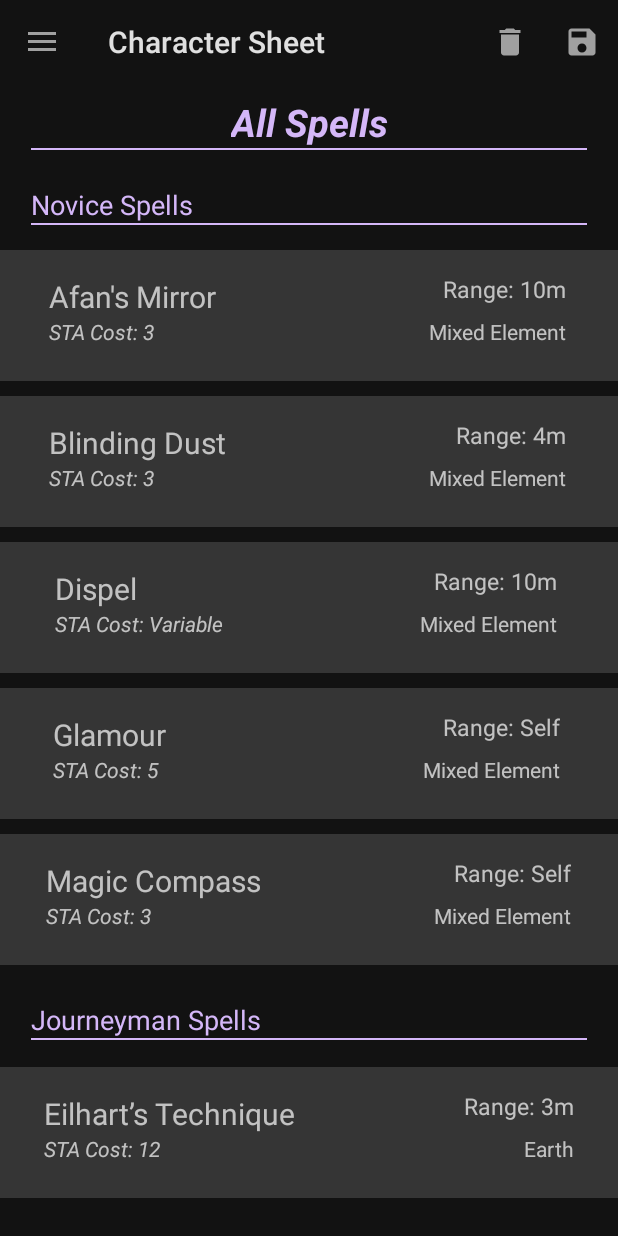
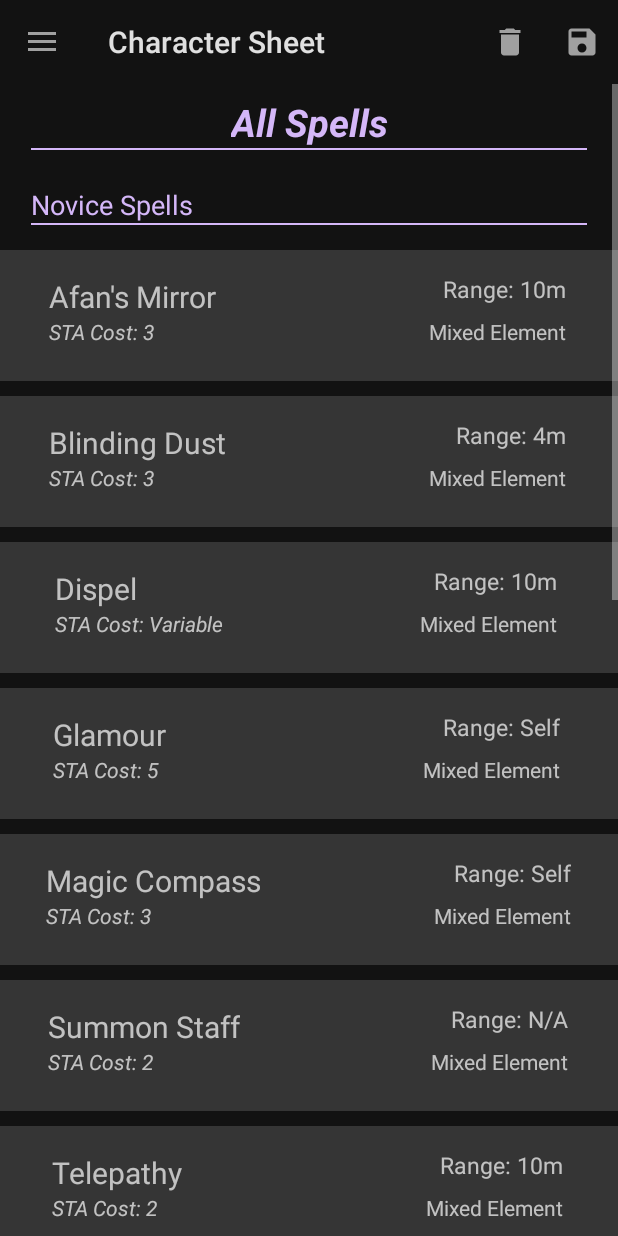
Before and after one commit to Gil2599/TheWitcherRPG_App, an Android app: the fragment SpellAddFragment placed in its activity, on a phone screen of 412 x 824 dp. Run offline under Robolectric (Android 15) with nearby library versions, the phone set to English and light mode, and no system bars; our stand-ins replace Room's generated code; 94 statements that could not run were skipped.

Commit message:
Added more spells and fixed bug where spells recyclerview would not expand without being inside a relative layout and match height to parent.

```diff
--- a/app/src/main/java/com/example/thewitcherrpg/characterSheet/magic/SpellListAdapters/NoviceSpellListAdapter.kt
+++ b/app/src/main/java/com/example/thewitcherrpg/characterSheet/magic/SpellListAdapters/NoviceSpellListAdapter.kt
@@ -4,6 +4,7 @@ import android.content.Context
 import android.view.LayoutInflater
 import android.view.View
 import android.view.ViewGroup
+import android.widget.Toast
 import androidx.recyclerview.widget.RecyclerView
 import com.example.thewitcherrpg.R
 import kotlinx.android.synthetic.main.spell_row.view.*
@@ -50,6 +51,7 @@ class NoviceSpellListAdapter(con: Context, val itemClick: (String) -> Unit) : Re
             val tags = context.resources.getStringArray(R.array.novice_spells_list_data)
             for (tag in tags) {
 
+
                 val pair = tag.split(":").toTypedArray()
                 val spellName = pair[0]
                 val staCost = "STA Cost: " + pair[1]
--- a/app/src/main/res/layout/fragment_spell_add.xml
+++ b/app/src/main/res/layout/fragment_spell_add.xml
@@ -61,14 +61,19 @@
                 app:layout_constraintTop_toBottomOf="@+id/textNovice"
                 app:layout_constraintWidth_percent="0.9" />
 
+            <RelativeLayout
+                android:id="@+id/relativeLayoutNovice"
+                android:layout_width="match_parent"
+                android:layout_height="wrap_content"
+                android:layout_marginTop="8dp"
+                app:layout_constraintEnd_toEndOf="parent"
+                app:layout_constraintStart_toStartOf="parent"
+                app:layout_constraintTop_toBottomOf="@+id/textNovice" >
             <androidx.recyclerview.widget.RecyclerView
                 android:id="@+id/recyclerViewNovice"
                 android:layout_width="match_parent"
-                android:layout_height="match_parent"
-                android:layout_marginTop="8dp"
-                app:layout_constraintEnd_toEndOf="parent"
-                app:layout_constraintStart_toStartOf="parent"
-                app:layout_constraintTop_toBottomOf="@+id/textNovice" />
+                android:layout_height="match_parent" />
+            </RelativeLayout>
 
             <TextView
                 android:id="@+id/textJourneyman"
@@ -79,7 +84,7 @@
                 android:textColor="@color/purple_200"
                 android:textSize="18sp"
                 app:layout_constraintStart_toStartOf="@+id/textNovice"
-                app:layout_constraintTop_toBottomOf="@+id/recyclerViewNovice" />
+                app:layout_constraintTop_toBottomOf="@+id/relativeLayoutNovice" />
 
             <View
                 android:id="@+id/view3"
@@ -90,14 +95,20 @@
                 app:layout_constraintTop_toBottomOf="@+id/textJourneyman"
                 app:layout_constraintWidth_percent="0.9" />
 
+            <RelativeLayout
+                android:id="@+id/relativeLayoutJourneyman"
+                android:layout_width="match_parent"
+                android:layout_height="wrap_content"
+                android:layout_marginTop="8dp"
+                app:layout_constraintEnd_toEndOf="parent"
+                app:layout_constraintStart_toStartOf="parent"
+                app:layout_constraintTop_toBottomOf="@+id/view3">
             <androidx.recyclerview.widget.RecyclerView
                 android:id="@+id/recyclerViewJourneyman"
                 android:layout_width="match_parent"
-                android:layout_height="match_parent"
-                android:layout_marginTop="8dp"
-                app:layout_constraintEnd_toEndOf="parent"
-                app:layout_constraintStart_toStartOf="parent"
-                app:layout_constraintTop_toBottomOf="@+id/view3" />
+                android:layout_height="wrap_content"
+                 />
+            </RelativeLayout>
 
         </androidx.constraintlayout.widget.ConstraintLayout>
     </ScrollView>
--- a/app/src/main/res/values/spellsData.xml
+++ b/app/src/main/res/values/spellsData.xml
@@ -48,6 +48,85 @@
             which direction is north.
             :Self:1d6 Hours:None:Mixed Element</item>
 
+        <item>Summon Staff:2:Summon Staff allows you
+            dematerialize your staff and transport
+            it to a place you have been
+            within the last day. You can cast
+            the spell again to summon the staff
+            back to you.
+            :N/A:Immediate:None:Mixed Element</item>
+
+        <item>Telepathy:2:Telepathy allows you to
+            communicate telepathically with
+            one subject for the duration of the
+            spell. Telepathy crosses language
+            barriers.
+            :10m:Active (1 STA):None:Mixed Element</item>
+
+        <item>Cenlly Graig:3:Cenlly Graig hurls sharp
+            stones at your opponent. For every
+            point you roll above your opponent’s
+            defense (maximum 10) you
+            deal 1d6 damage. Each roll counts
+            as its own attack.
+            :5m:Immediate:Dodge or Block:Earth</item>
+
+        <item>Codi Bywyd:2:Codi Bywyd can grow a
+            small plant from seed to maturity in one turn.
+            This allows you to
+            grow herbs and alchemical plants,
+            but not larger plants such as trees.
+            :4m:Immediate:None:Earth</item>
+
+        <item>Diagnostic Spell:3:Diagnostic Spell allows you
+            to quickly assess a person’s health
+            and determine how many Health
+            Points they have, what critical
+            wounds they have, and if they are
+            sick or poisoned.
+            :5m:Immediate:None:Earth</item>
+
+        <item>Earthen Spike:5:Earthen Spike creates an
+            angled stalagmite to stab up into
+            the target. This spike does 5d6
+            damage and remains until destroyed.
+            It can be destroyed by doing 20
+            points of damage to it.
+            :6m:Immediate:Dodge or Block:Earth</item>
+
+        <item>Korath\'s Breath:2:Korath\'s Breath breaks
+            down a nearby stone or earth surface and sprays burning sand in
+            a 3m cone in front of you. Opponents in that area that fail
+            their defense are blinded for 1d6 rounds.
+            :3m Cone:Immediate:Dodge or Block:Earth</item>
+
+        <item>Luthien\'s Quill:2:Named for its inventor,
+            Luthien of Ebbing, Luthien\'s Quill
+            can etch writing or drawings into
+            any solid surface. It cannot be used
+            on living creatures.
+            :1m:Immediate:None:Earth</item>
+
+        <item>Magic Healing:5:Magic Healing stimulates
+            the natural healing of a target to
+            heal them at a rate of 3 points of
+            damage per round. This lasts for
+            the duration of the spell. Alternatively,
+            this spell can be used repeatedly to heal a critical wound.
+            :2m:1d10 Rounds:None:Earth</item>
+
+        <item>Talfryn\'s Prison:3:Talfryn\'s Prison is named
+            for Talfryn of Nazair, a treacherous knight who was trapped for
+            three days in the garden of the
+            magician Drystan. The spell allows
+            you to bind a target in roots. The
+            roots take 15 points of damage to
+            break. Otherwise a Dodge/Escape
+            check must be made at a DC equal
+            to your original Spell Casting roll
+            to escape.
+            :10m:Until Destroyed:Dodge:Earth</item>
+
     </string-array>
 
     <string-array name="journeyman_spells_list_data">
```
